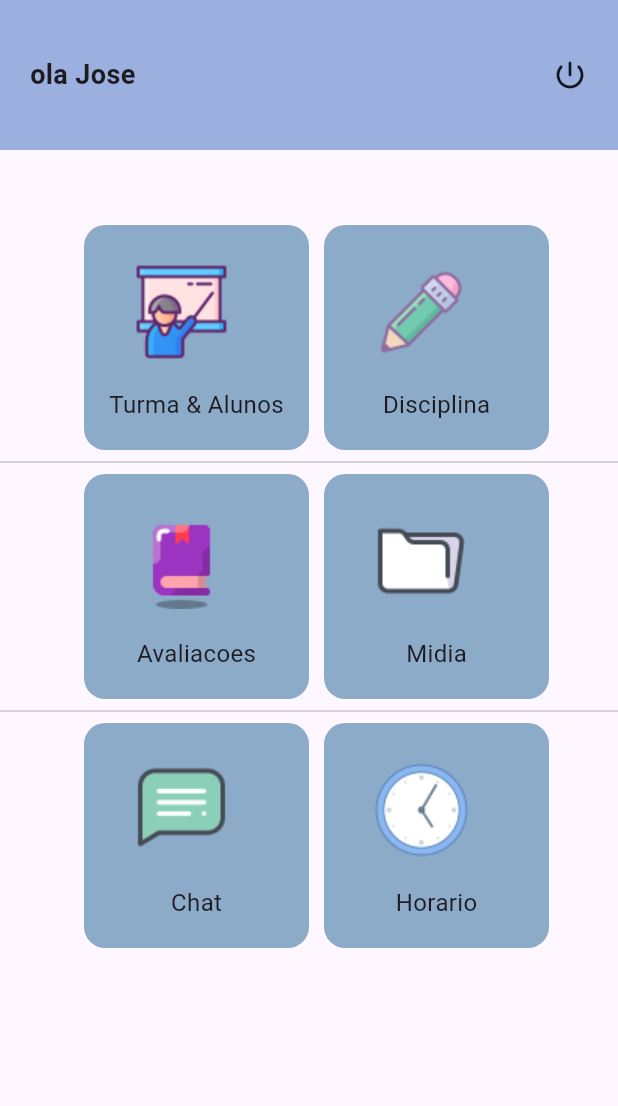
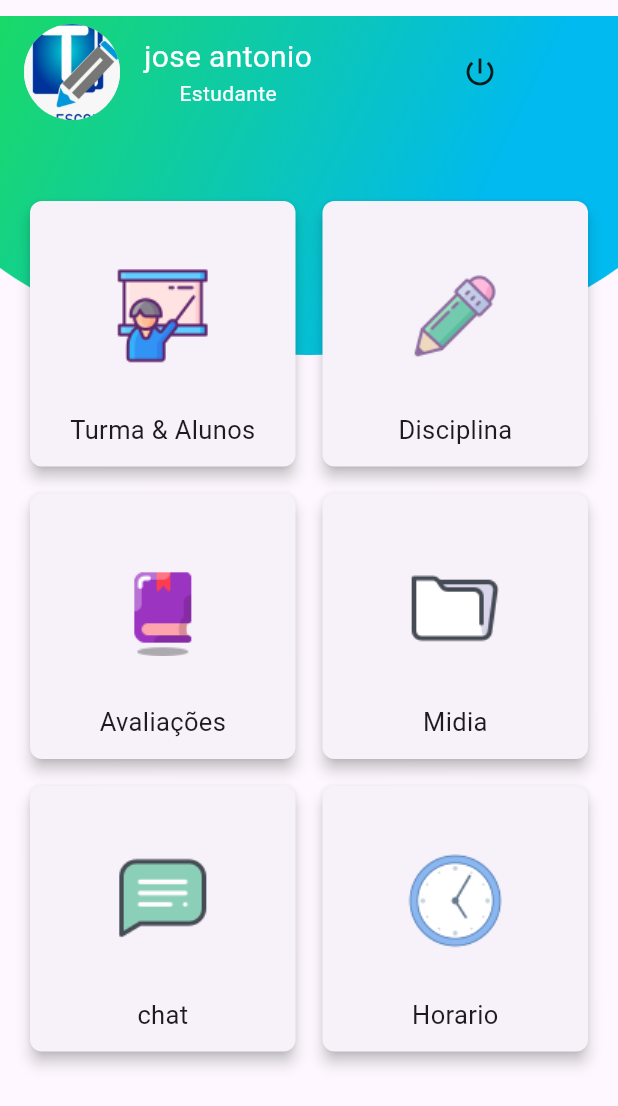
Before and after one commit to Joaonota/tuaescola, a Flutter app: the screen it shows after launch, on a phone screen of 412 x 824 dp. Shown: the top 1106 px of the screen. Run offline on Flutter 3.47's test engine with Material 2 defaults, Android fonts, the phone set to English and light mode, and no system bars; Roboto replaces fonts that are missing (Montserrat Medium, Montserrat Regular).

Commit message:
nova actualização

```diff
--- a/lib/views/Menu/aluno/MenuAluno.dart
+++ b/lib/views/Menu/aluno/MenuAluno.dart
@@ -1,5 +1,5 @@
 import 'package:flutter/material.dart';
-import 'package:tuaescola/widget/gridss/gridss.dart';
+import 'package:tuaescola/widget/gridss/gridcust.dart';
 
 class MenuAluno extends StatelessWidget {
   const MenuAluno({Key? key}) : super(key: key);
@@ -7,103 +7,65 @@ class MenuAluno extends StatelessWidget {
   @override
   Widget build(BuildContext context) {
     return Scaffold(
-      body: ListView(
+      body: Stack(
         children: [
           Container(
-            padding: const EdgeInsets.all(20),
-            height: 200 / 2,
-            color: const Color.fromARGB(255, 156, 176, 223),
+            height: MediaQuery.of(context).size.height * .3,
+            decoration: const BoxDecoration(
+              image: DecorationImage(
+                image: AssetImage("assets/icon/top_header.png"),
+              ),
+            ),
+          ),
+          SafeArea(
+              child: Padding(
+            padding: const EdgeInsets.all(16.0),
+            child: Column(
+              children: [
+                Container(
                   child: Row(
-              mainAxisAlignment: MainAxisAlignment.spaceBetween,
+                    children: [
+                      const CircleAvatar(
+                        radius: 32,
+                        backgroundImage: AssetImage(
+                          "assets/logo/logo.jpg",
+                        ),
+                      ),
+                      const SizedBox(
+                        width: 16,
+                      ),
+                      Column(
                         children: const [
                           Text(
-                  "ola Jose",
+                            'jose antonio',
                             style: TextStyle(
-                    fontWeight: FontWeight.bold,
-                    fontSize: 18,
+                                fontFamily: "Montserrat Medium",
+                                color: Colors.white,
+                                fontSize: 20),
                           ),
+                          Text(
+                            'Estudante',
+                            style: TextStyle(
+                                fontSize: 14,
+                                color: Colors.white,
+                                fontFamily: "Montserrat Regular"),
+                          )
+                        ],
                       ),
-                const Icon(Icons.power_settings_new_rounded),
+                      const SizedBox(
+                        width: 100,
+                      ),
+                      const Icon(Icons.power_settings_new)
                     ],
                   ),
                 ),
-          //começa grid
                 const SizedBox(
-            height: 100 / 2,
+                  height: 50,
                 ),
-
-          Flexible(
-            child: Row(
-              mainAxisAlignment: MainAxisAlignment.center,
-              children: [
-                Gridss(
-                  texto: "Turma & Alunos",
-                  img: Image.asset(
-                    "assets/icon/teacher.png",
-                    width: 100,
-                    height: 100,
-                  ),
-                ),
-                const Divider(
-                  color: Colors.white,
-                ),
-                Gridss(
-                  texto: "Disciplina",
-                  img: Image.asset(
-                    "assets/icon/pencil.png",
-                    width: 100,
-                    height: 100,
-                  ),
-                ),
+                const Gridcust(),
               ],
             ),
-          ),
-          const Divider(),
-          Row(
-            mainAxisAlignment: MainAxisAlignment.center,
-            children: [
-              Gridss(
-                texto: "Avaliacoes",
-                img: Image.asset(
-                  "assets/icon/book.png",
-                  width: 100,
-                  height: 100,
-                ),
-              ),
-              const Divider(),
-              Gridss(
-                texto: "Midia",
-                img: Image.asset(
-                  "assets/icon/folder.png",
-                  width: 100,
-                  height: 100,
-                ),
-              ),
-            ],
-          ),
-          const Divider(),
-          Row(
-            mainAxisAlignment: MainAxisAlignment.center,
-            children: [
-              Gridss(
-                texto: "Chat",
-                img: Image.asset(
-                  "assets/icon/chat.png",
-                  width: 100,
-                  height: 100,
-                ),
-              ),
-              const Divider(),
-              Gridss(
-                texto: "Horario",
-                img: Image.asset(
-                  "assets/icon/clock.png",
-                  width: 100,
-                  height: 100,
-                ),
-              ),
-            ],
-          )
+          ))
         ],
       ),
     );
--- /dev/null
+++ b/lib/views/autenticacao/login/login.dart
@@ -0,0 +1,77 @@
+import 'package:flutter/material.dart';
+import 'package:tuaescola/widget/butao/butaowidget.dart';
+import 'package:tuaescola/widget/formulario/formulario.dart';
+
+class LoginPage extends StatefulWidget {
+  const LoginPage({Key? key}) : super(key: key);
+
+  @override
+  State<LoginPage> createState() => _LoginPageState();
+}
+
+class _LoginPageState extends State<LoginPage> {
+  @override
+  Widget build(BuildContext context) {
+    return Scaffold(
+      body: Container(
+        padding: const EdgeInsets.only(
+          top: 60,
+          left: 40,
+          right: 40,
+        ),
+        decoration: const BoxDecoration(
+            gradient: LinearGradient(
+          begin: Alignment.center,
+          end: Alignment.bottomCenter,
+          colors: [
+            Color(0xfff7f7f7),
+            Color.fromARGB(255, 221, 231, 255),
+          ],
+        )),
+        child: ListView(
+          children: [
+            SizedBox(
+              height: 200,
+              width: 200,
+              child: Image.asset("assets/logo/logo.jpg"),
+            ),
+            const SizedBox(
+              height: 50,
+            ),
+            Form(
+              child: Column(
+                children: const [
+                  Formulario(
+                    tipo: TextInputType.emailAddress,
+                    hint: "E-mail",
+                    labelText: "E-mail",
+                    obscure: false,
+                    icon: Icon(Icons.email),
+                  ),
+                  SizedBox(
+                    height: 14,
+                  ),
+                  Formulario(
+                    tipo: TextInputType.emailAddress,
+                    hint: "Password",
+                    labelText: "Password",
+                    obscure: true,
+                    icon: Icon(Icons.password),
+                  )
+                ],
+              ),
+            ),
+            const SizedBox(
+              height: 60,
+            ),
+            ButaoWidget(
+              corTexto: Colors.black,
+              onPresseds: () {},
+              texto: "Acessar",
+            )
+          ],
+        ),
+      ),
+    );
+  }
+}
--- /dev/null
+++ b/lib/widget/gridss/gridcust.dart
@@ -0,0 +1,127 @@
+import 'package:flutter/material.dart';
+
+class Gridcust extends StatelessWidget {
+  const Gridcust({Key? key}) : super(key: key);
+
+  @override
+  Widget build(BuildContext context) {
+    return Expanded(
+      child: GridView.count(
+        mainAxisSpacing: 10,
+        crossAxisSpacing: 10,
+        primary: false,
+        crossAxisCount: 2,
+        children: <Widget>[
+          Card(
+            shape:
+                RoundedRectangleBorder(borderRadius: BorderRadius.circular(8)),
+            elevation: 4,
+            child: Column(
+              mainAxisAlignment: MainAxisAlignment.center,
+              children: <Widget>[
+                Image.asset(
+                  "assets/icon/teacher.png",
+                  height: 128,
+                ),
+                const Text(
+                  'Turma & Alunos',
+                  style: TextStyle(fontSize: 17),
+                )
+              ],
+            ),
+          ),
+          Card(
+            shape:
+                RoundedRectangleBorder(borderRadius: BorderRadius.circular(8)),
+            elevation: 4,
+            child: Column(
+              mainAxisAlignment: MainAxisAlignment.center,
+              children: <Widget>[
+                Image.asset(
+                  "assets/icon/pencil.png",
+                  height: 128,
+                ),
+                const Text(
+                  'Disciplina',
+                  style: TextStyle(fontSize: 17),
+                )
+              ],
+            ),
+          ),
+          Card(
+            shape:
+                RoundedRectangleBorder(borderRadius: BorderRadius.circular(8)),
+            elevation: 4,
+            child: Column(
+              mainAxisAlignment: MainAxisAlignment.center,
+              children: <Widget>[
+                Image.asset(
+                  "assets/icon/book.png",
+                  height: 128,
+                ),
+                const Text(
+                  "Avaliações",
+                  style: TextStyle(fontSize: 17),
+                )
+              ],
+            ),
+          ),
+          Card(
+            shape:
+                RoundedRectangleBorder(borderRadius: BorderRadius.circular(8)),
+            elevation: 4,
+            child: Column(
+              mainAxisAlignment: MainAxisAlignment.center,
+              children: <Widget>[
+                Image.asset(
+                  "assets/icon/folder.png",
+                  height: 128,
+                ),
+                const Text(
+                  'Midia',
+                  style: TextStyle(fontSize: 17),
+                ),
+              ],
+            ),
+          ),
+          Card(
+            shape:
+                RoundedRectangleBorder(borderRadius: BorderRadius.circular(8)),
+            elevation: 4,
+            child: Column(
+              mainAxisAlignment: MainAxisAlignment.center,
+              children: <Widget>[
+                Image.asset(
+                  "assets/icon/chat.png",
+                  height: 128,
+                ),
+                const Text(
+                  'chat',
+                  style: TextStyle(fontSize: 17),
+                )
+              ],
+            ),
+          ),
+          Card(
+            shape:
+                RoundedRectangleBorder(borderRadius: BorderRadius.circular(8)),
+            elevation: 4,
+            child: Column(
+              mainAxisAlignment: MainAxisAlignment.center,
+              children: <Widget>[
+                Image.asset(
+                  "assets/icon/clock.png",
+                  height: 128,
+                ),
+                const Text(
+                  'Horario',
+                  style: TextStyle(fontSize: 17),
+                )
+              ],
+            ),
+          ),
+        ],
+      ),
+    );
+  }
+}
```
Also changed, not shown: assets/icon/top_header.png (added). Lines whose indentation alone changed are shown as unchanged.
